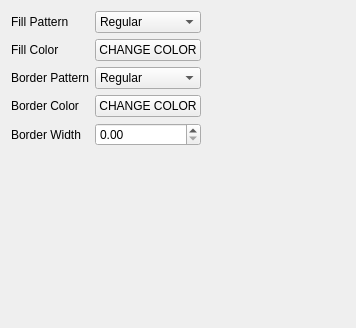
Old version of the form properties.ui in the repository Hugo-Bo-Diaz/QTclass.
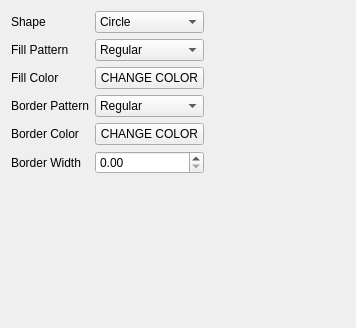
New version of the form.

Diff of the .ui file:
```diff
--- a/properties.ui
+++ b/properties.ui
@@ -14,31 +14,68 @@
    <string>Form</string>
   </property>
   <layout class="QGridLayout" name="gridLayout">
-   <item row="0" column="1">
-    <widget class="QComboBox" name="FillPattern">
-     <item>
-      <property name="text">
-       <string>Regular</string>
-      </property>
-     </item>
-     <item>
-      <property name="text">
-       <string>Pattern</string>
-      </property>
-     </item>
+   <item row="1" column="0">
+    <widget class="QLabel" name="LabelFP">
+     <property name="text">
+      <string>Fill Pattern</string>
+     </property>
     </widget>
    </item>
-   <item row="5" column="1">
-    <widget class="QDoubleSpinBox" name="BorderWidth"/>
+   <item row="7" column="1">
+    <spacer name="verticalSpacer">
+     <property name="orientation">
+      <enum>Qt::Vertical</enum>
+     </property>
+     <property name="sizeHint" stdset="0">
+      <size>
+       <width>20</width>
+       <height>40</height>
+      </size>
+     </property>
+    </spacer>
    </item>
-   <item row="1" column="1">
+   <item row="2" column="1">
     <widget class="QPushButton" name="FillColor">
      <property name="text">
       <string>CHANGE COLOR</string>
      </property>
     </widget>
    </item>
-   <item row="3" column="0">
+   <item row="6" column="1">
+    <widget class="QDoubleSpinBox" name="BorderWidth"/>
+   </item>
+   <item row="4" column="1">
+    <widget class="QComboBox" name="BorderPattern">
+     <item>
+      <property name="text">
+       <string>Regular</string>
+      </property>
+     </item>
+     <item>
+      <property name="text">
+       <string>Dash line</string>
+      </property>
+     </item>
+     <item>
+      <property name="text">
+       <string>Dotted line</string>
+      </property>
+     </item>
+     <item>
+      <property name="text">
+       <string>Dash dot line</string>
+      </property>
+     </item>
+    </widget>
+   </item>
+   <item row="5" column="1">
+    <widget class="QPushButton" name="BorderColor">
+     <property name="text">
+      <string>CHANGE COLOR</string>
+     </property>
+    </widget>
+   </item>
+   <item row="4" column="0">
     <widget class="QLabel" name="LabelBP">
      <property name="text">
       <string>Border Pattern</string>
@@ -46,20 +83,13 @@
     </widget>
    </item>
    <item row="5" column="0">
-    <widget class="QLabel" name="LabelBW">
-     <property name="text">
-      <string>Border Width</string>
-     </property>
-    </widget>
-   </item>
-   <item row="4" column="0">
     <widget class="QLabel" name="LabelBC">
      <property name="text">
       <string>Border Color</string>
      </property>
     </widget>
    </item>
-   <item row="5" column="2">
+   <item row="6" column="2">
     <spacer name="horizontalSpacer">
      <property name="orientation">
       <enum>Qt::Horizontal</enum>
@@ -72,29 +102,15 @@
      </property>
     </spacer>
    </item>
-   <item row="0" column="0">
-    <widget class="QLabel" name="LabelFP">
-     <property name="text">
-      <string>Fill Pattern</string>
-     </property>
-    </widget>
-   </item>
-   <item row="4" column="1">
-    <widget class="QPushButton" name="BorderColor">
-     <property name="text">
-      <string>CHANGE COLOR</string>
-     </property>
-    </widget>
-   </item>
-   <item row="1" column="0">
+   <item row="2" column="0">
     <widget class="QLabel" name="LabelFC">
      <property name="text">
       <string>Fill Color</string>
      </property>
     </widget>
    </item>
-   <item row="3" column="1">
-    <widget class="QComboBox" name="BorderPattern">
+   <item row="1" column="1">
+    <widget class="QComboBox" name="FillPattern">
      <item>
       <property name="text">
        <string>Regular</string>
@@ -102,23 +118,48 @@
      </item>
      <item>
       <property name="text">
-       <string>Dotted line</string>
+       <string>Dots</string>
       </property>
      </item>
+     <item>
+      <property name="text">
+       <string>Lines</string>
+      </property>
+     </item>
+     <item>
+      <property name="text">
+       <string>Diagonal lines</string>
+      </property>
+     </item>
     </widget>
    </item>
-   <item row="6" column="1">
-    <spacer name="verticalSpacer">
-     <property name="orientation">
-      <enum>Qt::Vertical</enum>
+   <item row="6" column="0">
+    <widget class="QLabel" name="LabelBW">
+     <property name="text">
+      <string>Border Width</string>
      </property>
-     <property name="sizeHint" stdset="0">
-      <size>
-       <width>20</width>
-       <height>40</height>
-      </size>
+    </widget>
+   </item>
+   <item row="0" column="1">
+    <widget class="QComboBox" name="ShapeShift">
+     <item>
+      <property name="text">
+       <string>Circle</string>
+      </property>
+     </item>
+     <item>
+      <property name="text">
+       <string>Rectangle</string>
+      </property>
+     </item>
+    </widget>
+   </item>
+   <item row="0" column="0">
+    <widget class="QLabel" name="label">
+     <property name="text">
+      <string>Shape</string>
      </property>
-    </spacer>
+    </widget>
    </item>
   </layout>
  </widget>
```
